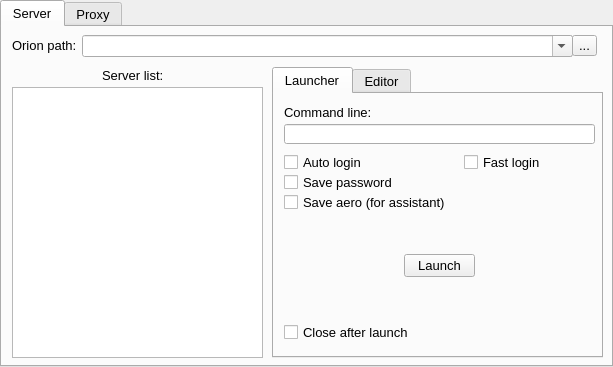
First picture: the form in orionlauncherwindow.ui, repository Hotride/OrionLauncher, before the edit.
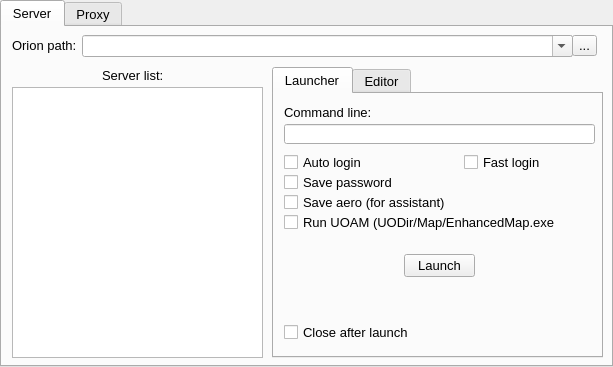
Second picture: the form after the edit.

Commit message: Добавлена возможность запуска UOAM (должна лежать по такому пути: UODir/Map/EnhancedMap.exe).

```diff
--- a/orionlauncherwindow.ui
+++ b/orionlauncherwindow.ui
@@ -181,6 +181,19 @@
            <string>Close after launch</string>
           </property>
          </widget>
+         <widget class="QCheckBox" name="cb_LaunchRunUOAM">
+          <property name="geometry">
+           <rect>
+            <x>10</x>
+            <y>120</y>
+            <width>271</width>
+            <height>17</height>
+           </rect>
+          </property>
+          <property name="text">
+           <string>Run UOAM (UODir/Map/EnhancedMap.exe)</string>
+          </property>
+         </widget>
         </widget>
         <widget class="QWidget" name="tb_Editor">
          <attribute name="title">
```
Left out of the diff: 2 changed lines with no effect on the pictures. The commit also changes 5 other files.
